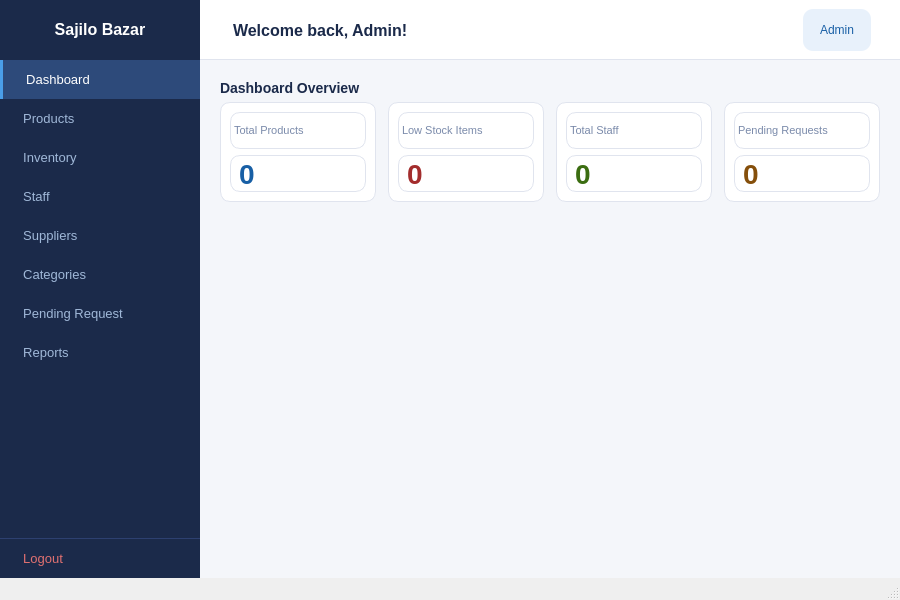
First picture: the form in ui/admindashboard.ui, repository kriitikat/Sajilo-Bazarr, before the edit.
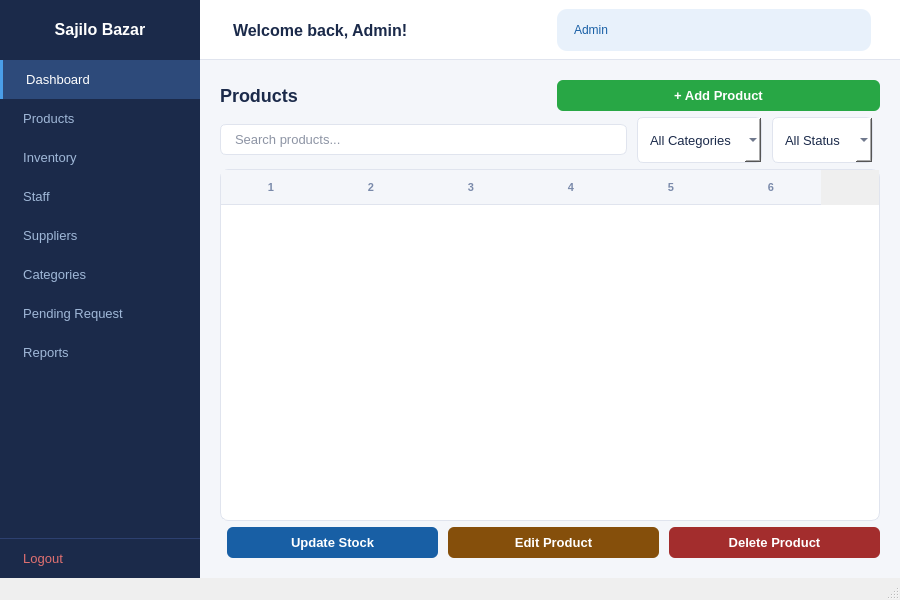
Second picture: the form after the edit. The open tabs and pages were chosen to show the change.

Commit message: Added inventory page

Diff of the .ui file:
```diff
--- a/ui/admindashboard.ui
+++ b/ui/admindashboard.ui
@@ -232,17 +232,7 @@
            </widget>
           </item>
           <item>
-           <spacer>
-            <property name="orientation">
-             <enum>Qt::Orientation::Horizontal</enum>
-            </property>
-            <property name="sizeHint" stdset="0">
-             <size>
-              <width>0</width>
-              <height>0</height>
-             </size>
-            </property>
-           </spacer>
+           <spacer><property name="orientation"><enum>Qt::Orientation::Horizontal</enum></property></spacer>
           </item>
           <item>
            <widget class="QLabel" name="adminBadge">
@@ -258,191 +248,157 @@
         </widget>
        </item>
        <item>
-        <widget class="QFrame" name="contentFrame">
-         <property name="styleSheet">
-          <string>QFrame { background-color: #F4F6FA; }</string>
-         </property>
-         <layout class="QVBoxLayout">
-          <property name="leftMargin">
-           <number>20</number>
-          </property>
-          <property name="topMargin">
-           <number>20</number>
-          </property>
-          <property name="rightMargin">
-           <number>20</number>
-          </property>
-          <item>
-           <widget class="QLabel" name="statsTitle">
-            <property name="styleSheet">
-             <string>QLabel { color: #1B2A4A; font-size: 14px; font-weight: bold; }</string>
-            </property>
-            <property name="text">
-             <string>Dashboard Overview</string>
-            </property>
-           </widget>
-          </item>
-          <item>
-           <layout class="QHBoxLayout" name="cardsLayout">
-            <property name="spacing">
-             <number>12</number>
-            </property>
-            <item>
-             <widget class="QFrame" name="cardProducts">
-              <property name="minimumSize">
-               <size>
-                <width>0</width>
-                <height>100</height>
-               </size>
-              </property>
-              <property name="styleSheet">
-               <string>QFrame { background-color: #FFFFFF; border-radius: 10px; border: 1px solid #E0E4EE; }</string>
-              </property>
-              <layout class="QVBoxLayout">
-               <item>
-                <widget class="QLabel" name="lblProductsTitle">
-                 <property name="styleSheet">
-                  <string>QLabel { color: #7a8aaa; font-size: 11px; }</string>
-                 </property>
-                 <property name="text">
-                  <string>Total Products</string>
-                 </property>
-                </widget>
-               </item>
-               <item>
-                <widget class="QLabel" name="lblProductsValue">
-                 <property name="styleSheet">
-                  <string>QLabel { color: #185FA5; font-size: 28px; font-weight: bold; }</string>
-                 </property>
-                 <property name="text">
-                  <string>0</string>
-                 </property>
-                </widget>
-               </item>
-              </layout>
-             </widget>
-            </item>
-            <item>
-             <widget class="QFrame" name="cardLowStock">
-              <property name="minimumSize">
-               <size>
-                <width>0</width>
-                <height>100</height>
-               </size>
-              </property>
-              <property name="styleSheet">
-               <string>QFrame { background-color: #FFFFFF; border-radius: 10px; border: 1px solid #E0E4EE; }</string>
-              </property>
-              <layout class="QVBoxLayout">
-               <item>
-                <widget class="QLabel" name="lblLowStockTitle">
-                 <property name="styleSheet">
-                  <string>QLabel { color: #7a8aaa; font-size: 11px; }</string>
-                 </property>
-                 <property name="text">
-                  <string>Low Stock Items</string>
-                 </property>
-                </widget>
-               </item>
-               <item>
-                <widget class="QLabel" name="lblLowStockValue">
-                 <property name="styleSheet">
-                  <string>QLabel { color: #A32D2D; font-size: 28px; font-weight: bold; }</string>
-                 </property>
-                 <property name="text">
-                  <string>0</string>
-                 </property>
-                </widget>
-               </item>
-              </layout>
-             </widget>
-            </item>
-            <item>
-             <widget class="QFrame" name="cardStaff">
-              <property name="minimumSize">
-               <size>
-                <width>0</width>
-                <height>100</height>
-               </size>
-              </property>
-              <property name="styleSheet">
-               <string>QFrame { background-color: #FFFFFF; border-radius: 10px; border: 1px solid #E0E4EE; }</string>
-              </property>
-              <layout class="QVBoxLayout">
-               <item>
-                <widget class="QLabel" name="lblStaffTitle">
-                 <property name="styleSheet">
-                  <string>QLabel { color: #7a8aaa; font-size: 11px; }</string>
-                 </property>
-                 <property name="text">
-                  <string>Total Staff</string>
-                 </property>
-                </widget>
-               </item>
-               <item>
-                <widget class="QLabel" name="lblStaffValue">
-                 <property name="styleSheet">
-                  <string>QLabel { color: #3B6D11; font-size: 28px; font-weight: bold; }</string>
-                 </property>
-                 <property name="text">
-                  <string>0</string>
-                 </property>
-                </widget>
-               </item>
-              </layout>
-             </widget>
-            </item>
-            <item>
-             <widget class="QFrame" name="cardSuppliers">
-              <property name="minimumSize">
-               <size>
-                <width>0</width>
-                <height>100</height>
-               </size>
-              </property>
-              <property name="styleSheet">
-               <string>QFrame { background-color: #FFFFFF; border-radius: 10px; border: 1px solid #E0E4EE; }</string>
-              </property>
-              <layout class="QVBoxLayout">
-               <item>
-                <widget class="QLabel" name="lblPendingRequests">
-                 <property name="styleSheet">
-                  <string>QLabel { color: #7a8aaa; font-size: 11px; }</string>
-                 </property>
-                 <property name="text">
-                  <string>Pending Requests</string>
-                 </property>
-                </widget>
-               </item>
-               <item>
-                <widget class="QLabel" name="lblSuppliersValue">
-                 <property name="styleSheet">
-                  <string>QLabel { color: #854F0B; font-size: 28px; font-weight: bold; }</string>
-                 </property>
-                 <property name="text">
-                  <string>0</string>
-                 </property>
-                </widget>
-               </item>
-              </layout>
-             </widget>
-            </item>
-           </layout>
-          </item>
-          <item>
-           <spacer>
-            <property name="orientation">
-             <enum>Qt::Orientation::Vertical</enum>
-            </property>
-            <property name="sizeHint" stdset="0">
-             <size>
-              <width>0</width>
-              <height>0</height>
-             </size>
-            </property>
-           </spacer>
-          </item>
-         </layout>
+        <widget class="QStackedWidget" name="stackedWidget">
+         <widget class="QWidget" name="pageDashboard">
+          <layout class="QVBoxLayout" name="dashboardPageLayout">
+           <property name="leftMargin"><number>20</number></property>
+           <property name="topMargin"><number>20</number></property>
+           <property name="rightMargin"><number>20</number></property>
+           <item>
+            <widget class="QLabel" name="statsTitle">
+             <property name="styleSheet"><string>QLabel { color: #1B2A4A; font-size: 14px; font-weight: bold; }</string></property>
+             <property name="text"><string>Dashboard Overview</string></property>
+            </widget>
+           </item>
+           <item>
+            <layout class="QHBoxLayout" name="cardsLayout">
+             <property name="spacing"><number>12</number></property>
+             <item>
+              <widget class="QFrame" name="cardProducts">
+               <property name="minimumSize"><size><width>0</width><height>100</height></size></property>
+               <property name="styleSheet"><string>QFrame { background-color: #FFFFFF; border-radius: 10px; border: 1px solid #E0E4EE; }</string></property>
+               <layout class="QVBoxLayout">
+                <item><widget class="QLabel" name="lblProductsTitle"><property name="styleSheet"><string>QLabel { color: #7a8aaa; font-size: 11px; }</string></property><property name="text"><string>Total Products</string></property></widget></item>
+                <item><widget class="QLabel" name="lblProductsValue"><property name="styleSheet"><string>QLabel { color: #185FA5; font-size: 28px; font-weight: bold; }</string></property><property name="text"><string>0</string></property></widget></item>
+               </layout>
+              </widget>
+             </item>
+             <item>
+              <widget class="QFrame" name="cardLowStock">
+               <property name="minimumSize"><size><width>0</width><height>100</height></size></property>
+               <property name="styleSheet"><string>QFrame { background-color: #FFFFFF; border-radius: 10px; border: 1px solid #E0E4EE; }</string></property>
+               <layout class="QVBoxLayout">
+                <item><widget class="QLabel" name="lblLowStockTitle"><property name="styleSheet"><string>QLabel { color: #7a8aaa; font-size: 11px; }</string></property><property name="text"><string>Low Stock Items</string></property></widget></item>
+                <item><widget class="QLabel" name="lblLowStockValue"><property name="styleSheet"><string>QLabel { color: #A32D2D; font-size: 28px; font-weight: bold; }</string></property><property name="text"><string>0</string></property></widget></item>
+               </layout>
+              </widget>
+             </item>
+             <item>
+              <widget class="QFrame" name="cardStaff">
+               <property name="minimumSize"><size><width>0</width><height>100</height></size></property>
+               <property name="styleSheet"><string>QFrame { background-color: #FFFFFF; border-radius: 10px; border: 1px solid #E0E4EE; }</string></property>
+               <layout class="QVBoxLayout">
+                <item><widget class="QLabel" name="lblStaffTitle"><property name="styleSheet"><string>QLabel { color: #7a8aaa; font-size: 11px; }</string></property><property name="text"><string>Total Staff</string></property></widget></item>
+                <item><widget class="QLabel" name="lblStaffValue"><property name="styleSheet"><string>QLabel { color: #3B6D11; font-size: 28px; font-weight: bold; }</string></property><property name="text"><string>0</string></property></widget></item>
+               </layout>
+              </widget>
+             </item>
+             <item>
+              <widget class="QFrame" name="cardSuppliers">
+               <property name="minimumSize"><size><width>0</width><height>100</height></size></property>
+               <property name="styleSheet"><string>QFrame { background-color: #FFFFFF; border-radius: 10px; border: 1px solid #E0E4EE; }</string></property>
+               <layout class="QVBoxLayout">
+                <item><widget class="QLabel" name="lblPendingRequests"><property name="styleSheet"><string>QLabel { color: #7a8aaa; font-size: 11px; }</string></property><property name="text"><string>Pending Requests</string></property></widget></item>
+                <item><widget class="QLabel" name="lblSuppliersValue"><property name="styleSheet"><string>QLabel { color: #854F0B; font-size: 28px; font-weight: bold; }</string></property><property name="text"><string>0</string></property></widget></item>
+               </layout>
+              </widget>
+             </item>
+            </layout>
+           </item>
+           <item>
+            <spacer><property name="orientation"><enum>Qt::Orientation::Vertical</enum></property></spacer>
+           </item>
+          </layout>
+         </widget>
+         <widget class="QWidget" name="pageProducts">
+          <layout class="QVBoxLayout" name="productsPageLayout">
+           <property name="leftMargin"><number>20</number></property>
+           <property name="topMargin"><number>20</number></property>
+           <property name="rightMargin"><number>20</number></property>
+           <property name="bottomMargin"><number>20</number></property>
+           <item>
+            <layout class="QHBoxLayout" name="productTopRow">
+             <item>
+              <widget class="QLabel" name="productsPageTitle">
+               <property name="styleSheet"><string>QLabel { color: #1B2A4A; font-size: 18px; font-weight: bold; }</string></property>
+               <property name="text"><string>Products</string></property>
+              </widget>
+             </item>
+             <item>
+              <spacer><property name="orientation"><enum>Qt::Orientation::Horizontal</enum></property></spacer>
+             </item>
+             <item>
+              <widget class="QPushButton" name="btnAddProduct">
+               <property name="styleSheet"><string>QPushButton { background-color: #28a745; color: white; border: none; border-radius: 6px; padding: 8px 18px; font-size: 13px; font-weight: bold; } QPushButton:hover { background-color: #1e7e34; }</string></property>
+               <property name="text"><string>+ Add Product</string></property>
+              </widget>
+             </item>
+            </layout>
+           </item>
+           <item>
+            <layout class="QHBoxLayout" name="productFilterRow">
+             <property name="spacing"><number>10</number></property>
+             <item>
+              <widget class="QLineEdit" name="searchBar">
+               <property name="styleSheet"><string>QLineEdit { background-color: #FFFFFF; border: 1px solid #E0E4EE; border-radius: 6px; padding: 6px 12px; font-size: 13px; color: #1B2A4A; }</string></property>
+               <property name="placeholderText"><string>Search products...</string></property>
+              </widget>
+             </item>
+             <item>
+              <widget class="QComboBox" name="categoryFilter">
+               <property name="styleSheet"><string>QComboBox { background-color: #FFFFFF; border: 1px solid #E0E4EE; border-radius: 6px; padding: 4px 12px; font-size: 13px; color: #1B2A4A; min-height: 36px; }</string></property>
+               <item><property name="text"><string>All Categories</string></property></item>
+              </widget>
+             </item>
+             <item>
+              <widget class="QComboBox" name="statusFilter">
+               <property name="styleSheet"><string>QComboBox { background-color: #FFFFFF; border: 1px solid #E0E4EE; border-radius: 6px; padding: 4px 12px; font-size: 13px; color: #1B2A4A; min-height: 36px; }</string></property>
+               <item><property name="text"><string>All Status</string></property></item>
+              </widget>
+             </item>
+             <item>
+              <spacer><property name="orientation"><enum>Qt::Orientation::Horizontal</enum></property></spacer>
+             </item>
+            </layout>
+           </item>
+           <item>
+            <widget class="QTableWidget" name="productTable">
+             <property name="styleSheet"><string>QTableWidget { background-color: #FFFFFF; border: 1px solid #E0E4EE; border-radius: 8px; gridline-color: #F0F2F8; font-size: 13px; } QTableWidget::item { padding: 8px; color: #1B2A4A; } QHeaderView::section { background-color: #F4F6FA; color: #7a8aaa; font-size: 11px; font-weight: bold; padding: 8px; border: none; border-bottom: 1px solid #E0E4EE; } QTableWidget::item:selected { background-color: #E8F1FB; color: #1B2A4A; }</string></property>
+             <property name="rowCount"><number>0</number></property>
+             <property name="columnCount"><number>6</number></property>
+             <property name="selectionBehavior"><enum>QAbstractItemView::SelectRows</enum></property>
+             <property name="alternatingRowColors"><bool>true</bool></property>
+             <property name="editTriggers"><set>QAbstractItemView::NoEditTriggers</set></property>
+            </widget>
+           </item>
+           <item>
+            <layout class="QHBoxLayout" name="productActionRow">
+             <property name="spacing"><number>10</number></property>
+             <item>
+              <spacer><property name="orientation"><enum>Qt::Orientation::Horizontal</enum></property></spacer>
+             </item>
+             <item>
+              <widget class="QPushButton" name="btnUpdateStock">
+               <property name="styleSheet"><string>QPushButton { background-color: #185FA5; color: white; border: none; border-radius: 6px; padding: 8px 18px; font-size: 13px; font-weight: bold; } QPushButton:hover { background-color: #1B2A4A; }</string></property>
+               <property name="text"><string>Update Stock</string></property>
+              </widget>
+             </item>
+             <item>
+              <widget class="QPushButton" name="btnEditProduct">
+               <property name="styleSheet"><string>QPushButton { background-color: #854F0B; color: white; border: none; border-radius: 6px; padding: 8px 18px; font-size: 13px; font-weight: bold; } QPushButton:hover { background-color: #6b3f08; }</string></property>
+               <property name="text"><string>Edit Product</string></property>
+              </widget>
+             </item>
+             <item>
+              <widget class="QPushButton" name="btnDeleteProduct">
+               <property name="styleSheet"><string>QPushButton { background-color: #A32D2D; color: white; border: none; border-radius: 6px; padding: 8px 18px; font-size: 13px; font-weight: bold; } QPushButton:hover { background-color: #7a1f1f; }</string></property>
+               <property name="text"><string>Delete Product</string></property>
+              </widget>
+             </item>
+            </layout>
+           </item>
+          </layout>
+         </widget>
         </widget>
        </item>
       </layout>
```
Left out of the diff: 233 changed lines with no effect on the pictures. The commit also changes 21 other files.
